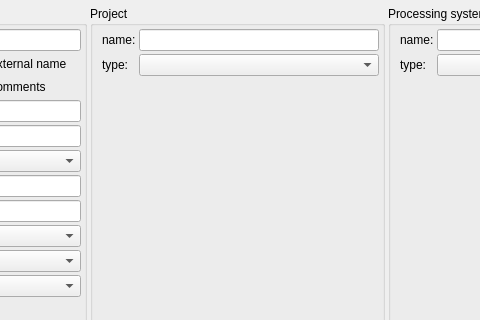
The window that src/GSvar/SampleSearchWidget.ui (imgag/ngs-bits) describes before a commit, drawn with Qt 5; both pictures show x 214 to 694 and y 0 to 320 of the 1200 by 800 pixel window.
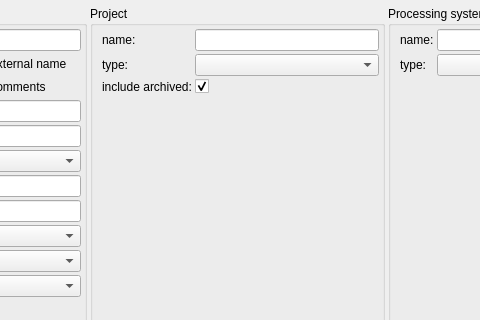
The same window after the commit. Icons and pictures are not drawn. Custom widgets are drawn as their Qt base class.

Commit message: GSvar/NGSD: added 'archived' flag to 'project table'; in GSvar it is used in the sample search and the project tab; NGSDExportSamples also has a parameter to exclude archived projects now.

What changed in the file:
```diff
--- a/src/GSvar/SampleSearchWidget.ui
+++ b/src/GSvar/SampleSearchWidget.ui
@@ -298,6 +298,23 @@
         <item row="1" column="1">
          <widget class="QComboBox" name="p_type"/>
         </item>
+        <item row="3" column="0">
+         <widget class="QLabel" name="label_33">
+          <property name="text">
+           <string>include archived:</string>
+          </property>
+         </widget>
+        </item>
+        <item row="3" column="1">
+         <widget class="QCheckBox" name="p_include_archived">
+          <property name="text">
+           <string/>
+          </property>
+          <property name="checked">
+           <bool>true</bool>
+          </property>
+         </widget>
+        </item>
        </layout>
       </widget>
      </item>
```
Left out of the diff: 1 changed line with no effect on the pictures. The commit also changes 12 other files.
